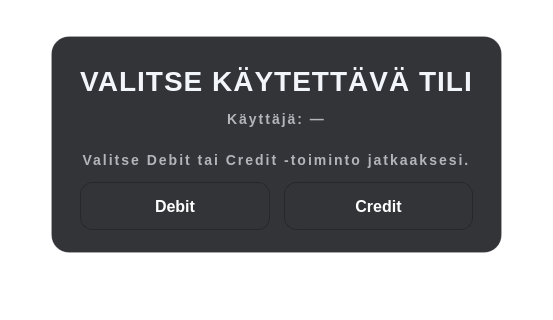
Sahid1981/NEWPankkiautomaatti, file bank-automat/accountselect.ui: the form before one commit; both pictures show x 342 to 895 and y 181 to 501 of the 1237 by 651 pixel window.
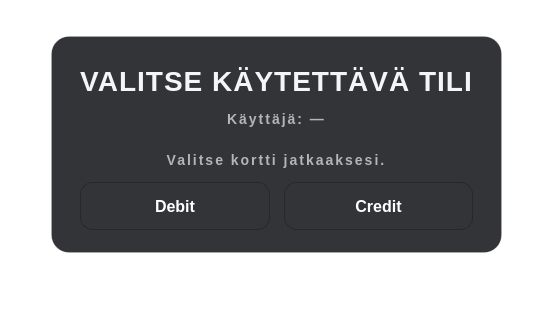
The form after the commit.

Commit message: Korjattu UI, jotta kortin valinta -nappi menee piiloon, jos kyseistä tiliä ei ole

```diff
--- a/bank-automat/accountselect.ui
+++ b/bank-automat/accountselect.ui
@@ -184,7 +184,7 @@
       <item>
        <widget class="QLabel" name="hintLabel">
         <property name="text">
-         <string>Valitse Debit tai Credit -toiminto jatkaaksesi.</string>
+         <string>Valitse kortti jatkaaksesi.</string>
         </property>
         <property name="alignment">
          <set>Qt::AlignmentFlag::AlignCenter</set>
```
The commit also changes 1 other file.
